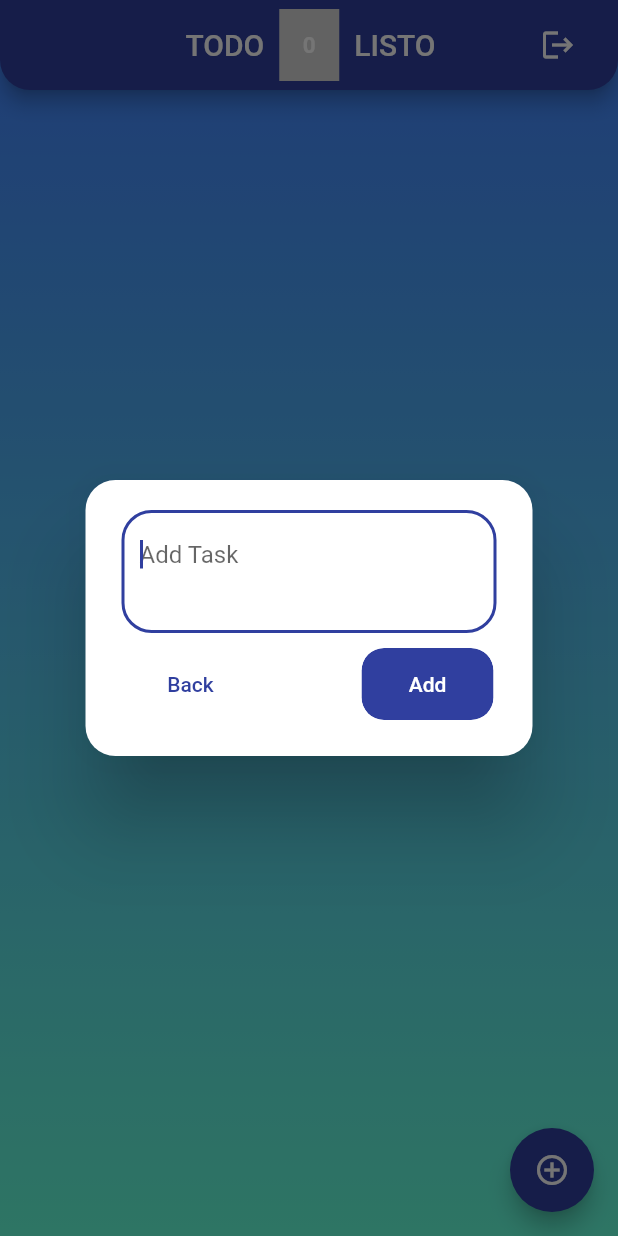
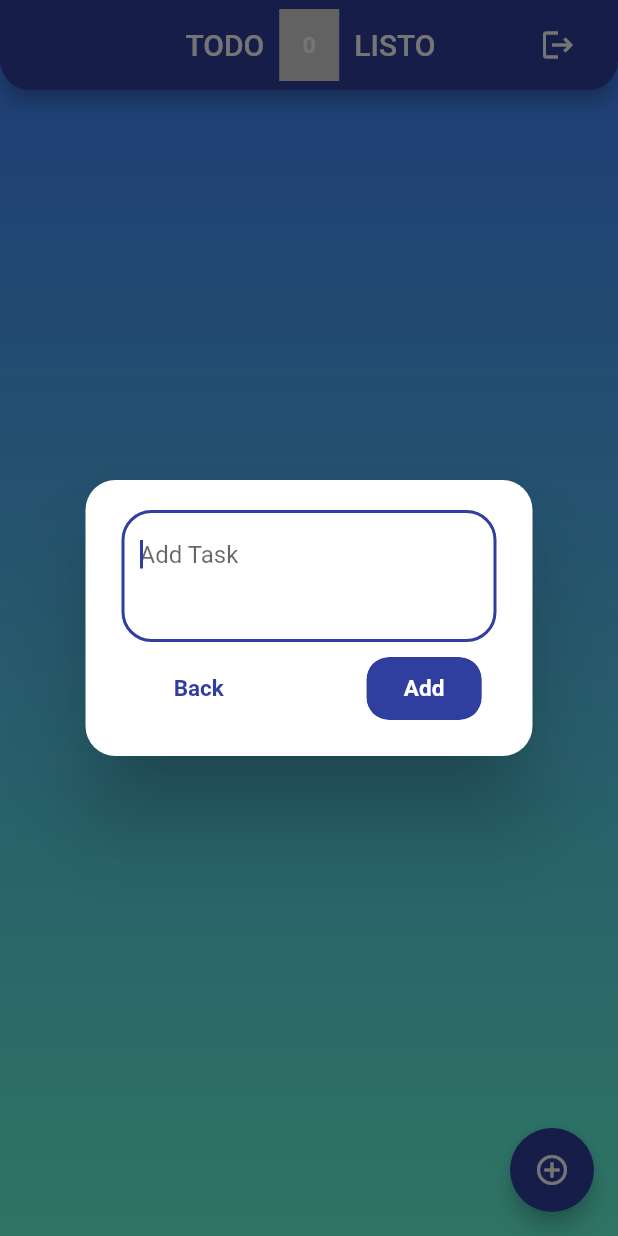
Before and after one commit to AdrianGroh306/todo_listo, a Flutter app: the screen it shows once a user with an empty profile is signed in, after a tap on the "add circle outline" icon, on a phone screen of 412 x 824 dp. Run offline on Flutter 3.47's test engine with Material 2 defaults, Android fonts, the phone set to English and light mode, and no system bars; our stand-ins replace auto_size_text, cloud_firestore, firebase_auth, firebase_core, flutter_slidable, google_sign_in; missing offline and left inert: circle_progress_bar; accounts and stored records are empty.

Commit message:
DialogBox enter works "add" button too

```diff
--- a/lib/util/dialog_box.dart
+++ b/lib/util/dialog_box.dart
@@ -2,14 +2,16 @@ import 'package:flutter/material.dart';
 import 'package:todo/util/my_button.dart';
 
 class DialogBox extends StatelessWidget {
-  final controller;
-  VoidCallback onSave;
-  VoidCallback onCancel;
+  final TextEditingController controller;
+  final void Function(String?) onSave;
+  final VoidCallback onCancel;
+  final void Function(String?) onSubmitted;
+
   DialogBox({
-    super.key,
     required this.controller,
     required this.onSave,
     required this.onCancel,
+    required this.onSubmitted,
   });
 
   @override
@@ -24,7 +26,6 @@ class DialogBox extends StatelessWidget {
         child: Column(
           mainAxisAlignment: MainAxisAlignment.spaceEvenly,
           children: [
-            // Get user input
             Expanded(
               child: TextField(
                 autofocus: true,
@@ -32,23 +33,24 @@ class DialogBox extends StatelessWidget {
                 decoration: InputDecoration(
                   border: OutlineInputBorder(
                     borderRadius: BorderRadius.circular(20),
-                    borderSide: BorderSide(color: Colors.indigo[700]!,width: 2),
+                    borderSide: BorderSide(color: Colors.indigo[700]!, width: 2),
                   ),
                   focusedBorder: OutlineInputBorder(
                     borderRadius: BorderRadius.circular(20),
-                    borderSide: BorderSide(color: Colors.indigo[700]!,width: 2),
+                    borderSide: BorderSide(color: Colors.indigo[700]!, width: 2),
                   ),
                   hintText: "Add Task",
                 ),
+                onSubmitted: onSubmitted,
                 cursorColor: Colors.indigo[700],
                 maxLines: 3,
+                textInputAction: TextInputAction.done, // Set TextInputAction to done
               ),
             ),
-            const SizedBox(height: 10,),
+            const SizedBox(height: 10),
             Row(
               mainAxisAlignment: MainAxisAlignment.center,
               children: [
-                // Back button
                 MyButton(
                   text: "Back",
                   onPressed: onCancel,
@@ -56,22 +58,19 @@ class DialogBox extends StatelessWidget {
                   textColor: Colors.indigo[700],
                   borderRadius: 15,
                 ),
-                const SizedBox(width: 70,),
-                // Save button
+                const SizedBox(width: 70),
                 MyButton(
                   text: "Add",
-                  onPressed: onSave,
+                  onPressed: () => onSave(controller.text),
                   color: Colors.indigo[700],
                   textColor: Colors.white,
                   borderRadius: 15,
                 ),
               ],
             ),
-
           ],
         ),
       ),
     );
-
   }
 }
--- a/lib/util/my_button.dart
+++ b/lib/util/my_button.dart
@@ -25,12 +25,18 @@ class MyButton extends StatelessWidget {
           borderRadius: BorderRadius.circular(borderRadius),
           color: color,
         ),
-        child: MaterialButton(
-          elevation: 0,
-          onPressed: onPressed,
-          textColor: textColor,
-          child: Text(text),
-          color: Colors.transparent,
+        child: InkWell(
+          onTap: onPressed,
+          child: Container(
+            alignment: Alignment.center,
+            padding: const EdgeInsets.only(left: 25,right: 25,top: 12,bottom: 12),
+            child: Text(
+              text,
+              style: TextStyle(
+                color: textColor,fontWeight: FontWeight.bold,fontSize: 15
+              ),
+            ),
+          ),
         ),
       ),
     );
@@ -39,5 +45,6 @@ class MyButton extends StatelessWidget {
 
 
 
+
   }
 }
```
Also changed, not shown: lib/pages/homepage.dart (+5 -3 lines), 1 other file.
